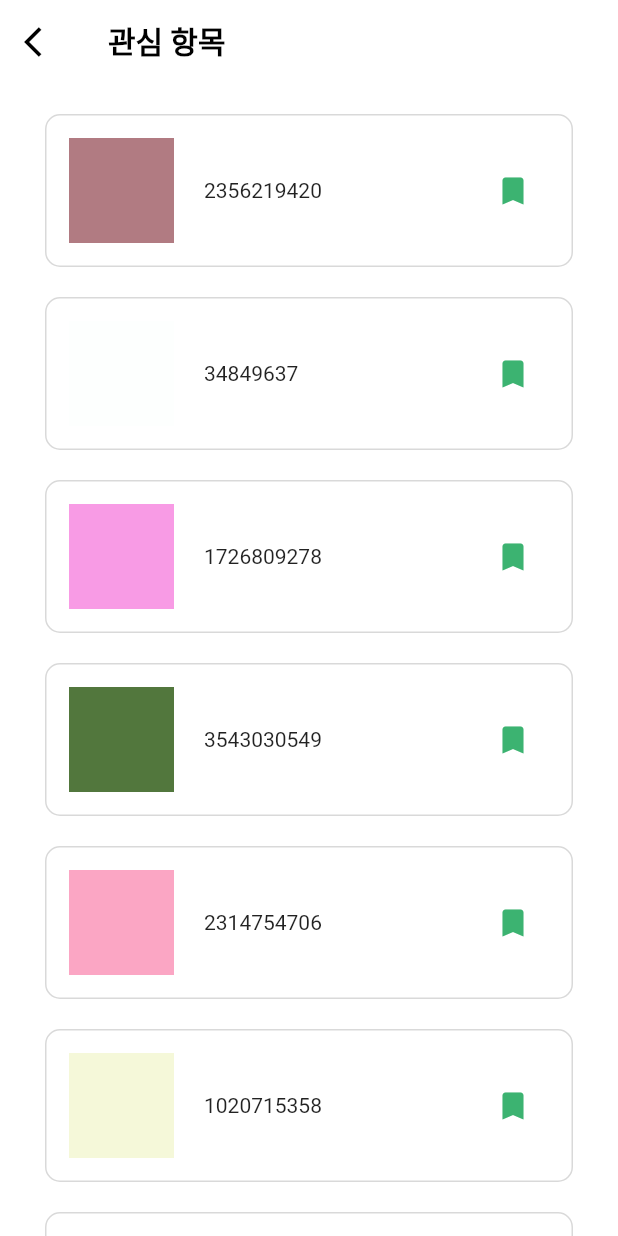
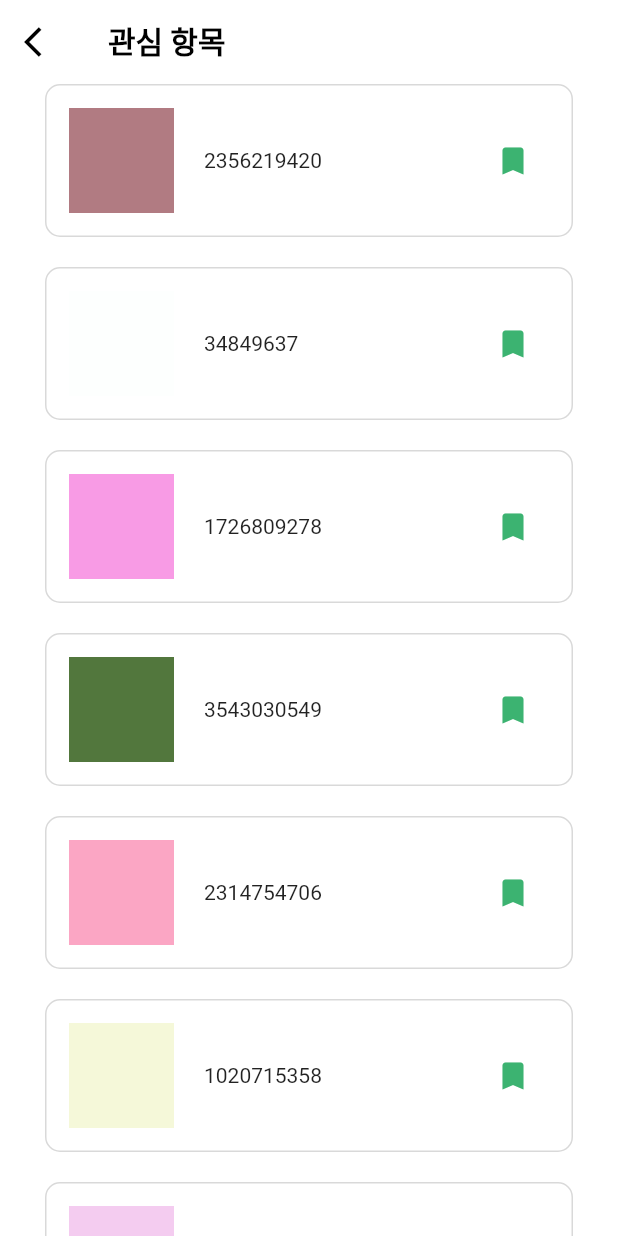
Before and after one commit to kangsudal/Eat-Go, a Flutter app: the BookmarkScreen screen opened directly, on a phone screen of 412 x 824 dp. Run offline on Flutter 3.47's test engine with Material 3 defaults, Android fonts, the phone set to English and light mode, and no system bars; our stand-ins replace fl_chart, google_fonts, sliding_up_panel; Roboto replaces fonts that are missing (Pretendard).

Commit message:
관심 항목, 나의 레시피 상단 패딩 삭제

```diff
--- a/lib/screen/bookmark_screen.dart
+++ b/lib/screen/bookmark_screen.dart
@@ -54,7 +54,7 @@ class _BookmarkScreenState extends State<BookmarkScreen> {
         ),
       ),
       body: Padding(
-        padding: const EdgeInsets.only(left: 30.0, right: 30, top: 20),
+        padding: const EdgeInsets.only(left: 30.0, right: 30),
         child: ListView.builder(
           itemCount: bookmarkedRecipeList.length,
           itemBuilder: (BuildContext context, int index) {
--- a/lib/screen/my_recipe_screen.dart
+++ b/lib/screen/my_recipe_screen.dart
@@ -54,16 +54,13 @@ class _MyRecipeScreenState extends State<MyRecipeScreen> {
         ),
       ),
       body: Padding(
-        padding: const EdgeInsets.only(left: 30.0, right: 30, top: 20),
+        padding: const EdgeInsets.only(left: 30.0, right: 30),
         child: ListView.builder(
           itemCount: bookmarkedRecipeList.length,
           itemBuilder: (BuildContext context, int index) {
             FakeRecipe element = bookmarkedRecipeList[index];
             return CustomListTile(element: element);
           },
-          // children: bookmarkedRecipeList.map((FakeRecipe element) {
-
-          // }).toList(),
         ),
       ),
       floatingActionButton: FloatingActionButton(
```
